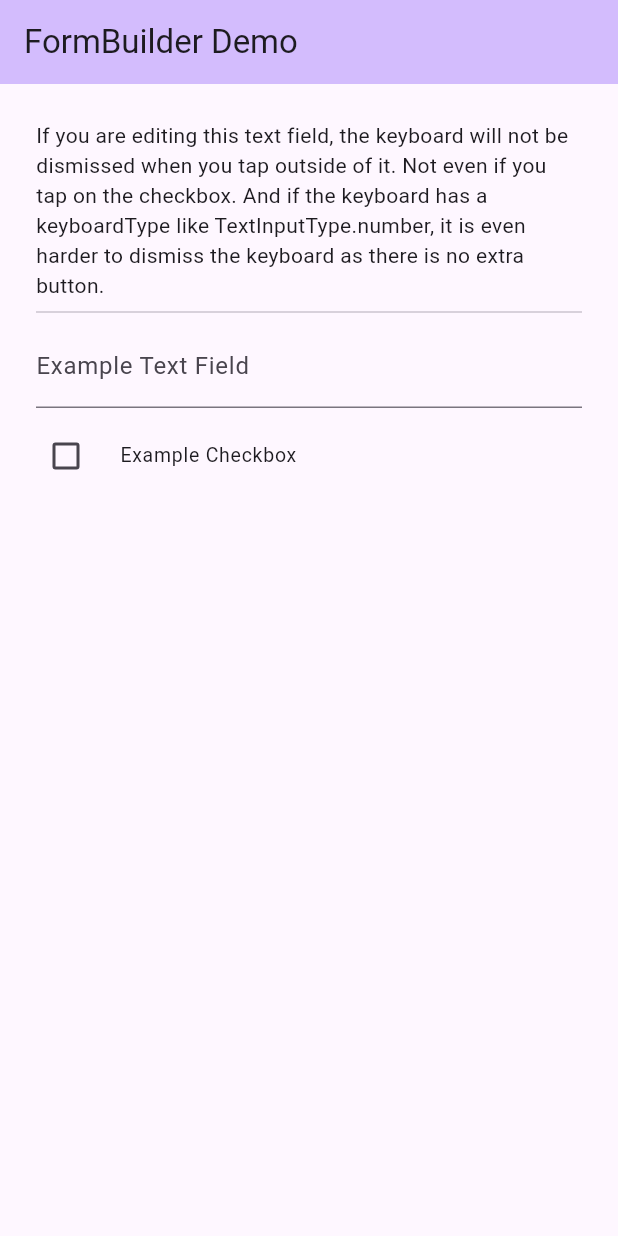
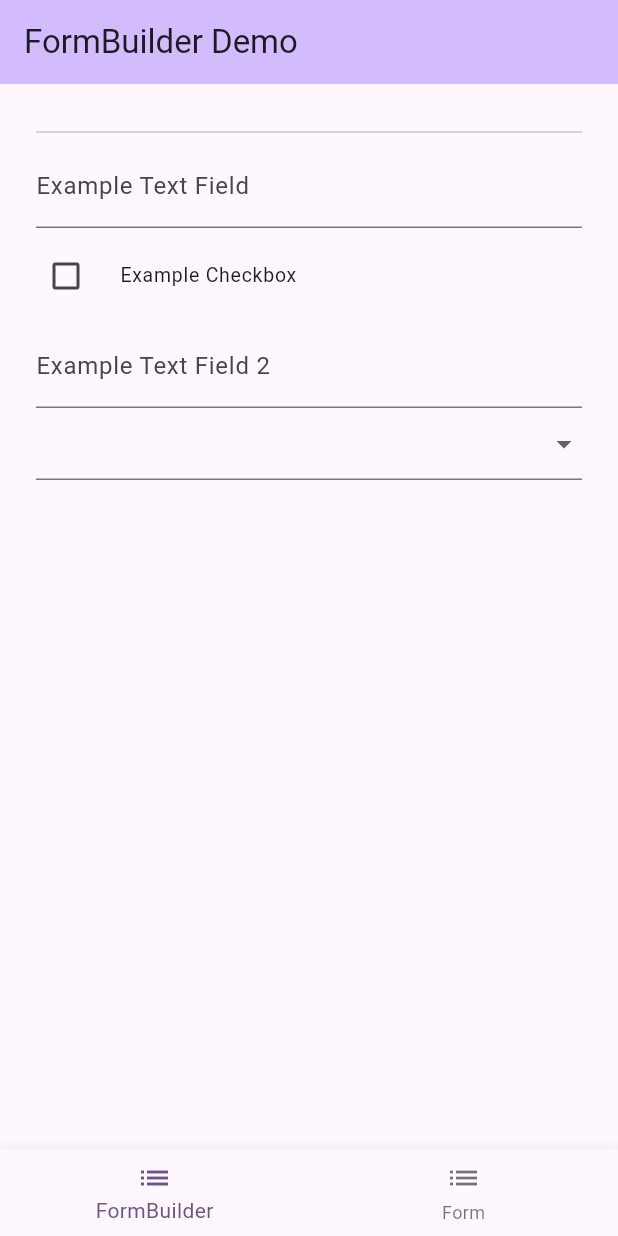
Before and after one commit to khirsig/form_builder_demo, a Flutter app: the screen it shows after launch, on a phone screen of 412 x 824 dp. Run offline on Flutter 3.47's test engine with Material 2 defaults, Android fonts, the phone set to English and light mode, and no system bars; drawn by our look-alikes of flutter_form_builder.

Commit message:
added test for default Forms to compare

```diff
--- a/lib/main.dart
+++ b/lib/main.dart
@@ -31,33 +31,79 @@ class MyHomePage extends StatefulWidget {
 }
 
 class _MyHomePageState extends State<MyHomePage> {
-  @override
-  Widget build(BuildContext context) {
-    return Scaffold(
-      appBar: AppBar(
-        backgroundColor: Theme.of(context).colorScheme.inversePrimary,
-        title: Text(widget.title),
-      ),
-      body: Center(
+  int _currentTab = 0;
+  bool _isChecked = false;
+
+  Widget _getBody() {
+    switch (_currentTab) {
+      case 0:
+        return FormBuilder(
+          child: Center(
             child: Padding(
               padding: const EdgeInsets.all(24.0),
               child: Column(
                 mainAxisAlignment: MainAxisAlignment.start,
                 crossAxisAlignment: CrossAxisAlignment.center,
                 children: [
-              const Text(
-                  "If you are editing this text field, the keyboard will not be dismissed when you tap outside of it. "
-                  "Not even if you tap on the checkbox. And if the keyboard has a keyboardType like TextInputType.number, "
-                  "it is even harder to dismiss the keyboard as there is no extra button."),
+                  // const Text(
+                  //     "If you are editing this text field, the keyboard will not be dismissed when you tap outside of it. "
+                  //     "Not even if you tap on the checkbox. And if the keyboard has a keyboardType like TextInputType.number, "
+                  //     "it is even harder to dismiss the keyboard as there is no extra button."),
                   const Divider(),
                   FormBuilderTextField(
                       name: "exampleTextField",
-                  keyboardType: TextInputType.number,
-                  decoration:
-                      const InputDecoration(labelText: "Example Text Field")),
+                      // keyboardType: TextInputType.number,
+                      // textInputAction: TextInputAction.search,
+                      decoration: const InputDecoration(
+                          labelText: "Example Text Field")),
                   FormBuilderCheckbox(
                     name: "exampleCheckbox",
                     title: const Text("Example Checkbox"),
+                  ),
+                  FormBuilderTextField(
+                      name: "exampleTextField2",
+                      keyboardType: TextInputType.number,
+                      textInputAction: TextInputAction.search,
+                      decoration: const InputDecoration(
+                          labelText: "Example Text Field 2")),
+                  FormBuilderDropdown(name: "exampleDropDown", items: const [
+                    DropdownMenuItem(
+                      value: "item1",
+                      child: Text("Item 1"),
+                    ),
+                    DropdownMenuItem(
+                      value: "item2",
+                      child: Text("Item 2"),
+                    ),
+                    DropdownMenuItem(
+                      value: "item3",
+                      child: Text("Item 3"),
+                    ),
+                  ]),
+                ],
+              ),
+            ),
+          ),
+        );
+      default:
+        return Form(
+          child: Center(
+            child: Padding(
+              padding: const EdgeInsets.all(24.0),
+              child: Column(
+                mainAxisAlignment: MainAxisAlignment.start,
+                crossAxisAlignment: CrossAxisAlignment.center,
+                children: [
+                  const TextField(
+                      decoration:
+                          InputDecoration(labelText: "Example Text Field")),
+                  Checkbox(
+                    value: _isChecked,
+                    onChanged: (bool? value) {
+                      setState(() {
+                        _isChecked = value!;
+                      });
+                    },
                   ),
                 ],
               ),
@@ -66,3 +112,32 @@ class _MyHomePageState extends State<MyHomePage> {
         );
     }
   }
+
+  @override
+  Widget build(BuildContext context) {
+    return Scaffold(
+        appBar: AppBar(
+          backgroundColor: Theme.of(context).colorScheme.inversePrimary,
+          title: Text(widget.title),
+        ),
+        body: _getBody(),
+        bottomNavigationBar: BottomNavigationBar(
+          currentIndex: _currentTab,
+          onTap: (int index) {
+            setState(() {
+              _currentTab = index;
+            });
+          },
+          items: const [
+            BottomNavigationBarItem(
+              icon: Icon(Icons.list),
+              label: "FormBuilder",
+            ),
+            BottomNavigationBarItem(
+              icon: Icon(Icons.list),
+              label: "Form",
+            ),
+          ],
+        ));
+  }
+}
```
Also changed, not shown: pubspec.yaml (+7 -5 lines), pubspec.lock. Lines whose indentation alone changed are shown as unchanged.
